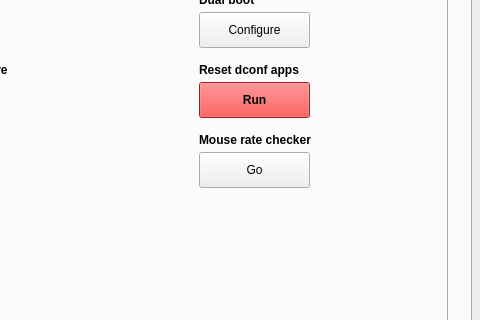
Old version of the form src/mainwindow.ui in the repository adgellida/ubunsys; both pictures show x 169 to 649 and y 224 to 544 of the 649 by 682 pixel window.
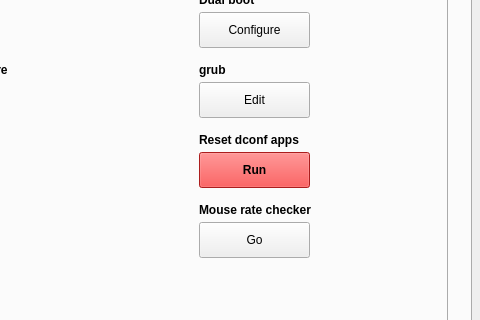
New version of the form. Icons and pictures are not drawn.

The edit to the form file:
```diff
--- a/src/mainwindow.ui
+++ b/src/mainwindow.ui
@@ -3585,7 +3585,7 @@
         <property name="geometry">
          <rect>
           <x>330</x>
-          <y>200</y>
+          <y>270</y>
           <width>221</width>
           <height>16</height>
          </rect>
@@ -3604,7 +3604,7 @@
         <property name="geometry">
          <rect>
           <x>330</x>
-          <y>220</y>
+          <y>290</y>
           <width>111</width>
           <height>36</height>
          </rect>
@@ -4110,7 +4110,7 @@
         <property name="geometry">
          <rect>
           <x>330</x>
-          <y>290</y>
+          <y>360</y>
           <width>111</width>
           <height>36</height>
          </rect>
@@ -4138,7 +4138,7 @@
         <property name="geometry">
          <rect>
           <x>330</x>
-          <y>270</y>
+          <y>340</y>
           <width>141</width>
           <height>16</height>
          </rect>
@@ -4153,6 +4153,56 @@
          <string>Mouse rate checker</string>
         </property>
        </widget>
+       <widget class="QLabel" name="label_64">
+        <property name="geometry">
+         <rect>
+          <x>330</x>
+          <y>200</y>
+          <width>141</width>
+          <height>16</height>
+         </rect>
+        </property>
+        <property name="font">
+         <font>
+          <weight>75</weight>
+          <bold>true</bold>
+         </font>
+        </property>
+        <property name="toolTip">
+         <string>&lt;html&gt;&lt;head/&gt;&lt;body&gt;&lt;p&gt;&lt;span style=&quot; font-weight:400;&quot;&gt;Apt uses this file to lists the 'sources' from which packages can be obtained.&lt;/span&gt;&lt;/p&gt;&lt;/body&gt;&lt;/html&gt;</string>
+        </property>
+        <property name="text">
+         <string>grub</string>
+        </property>
+       </widget>
+       <widget class="QPushButton" name="editGrubButton">
+        <property name="geometry">
+         <rect>
+          <x>330</x>
+          <y>220</y>
+          <width>111</width>
+          <height>36</height>
+         </rect>
+        </property>
+        <property name="whatsThis">
+         <string/>
+        </property>
+        <property name="text">
+         <string>Edit</string>
+        </property>
+        <property name="iconSize">
+         <size>
+          <width>30</width>
+          <height>30</height>
+         </size>
+        </property>
+        <property name="shortcut">
+         <string/>
+        </property>
+        <property name="checkable">
+         <bool>false</bool>
+        </property>
+       </widget>
       </widget>
      </widget>
     </widget>
```
Left out of the diff: 2 changed lines with no effect on the pictures.
